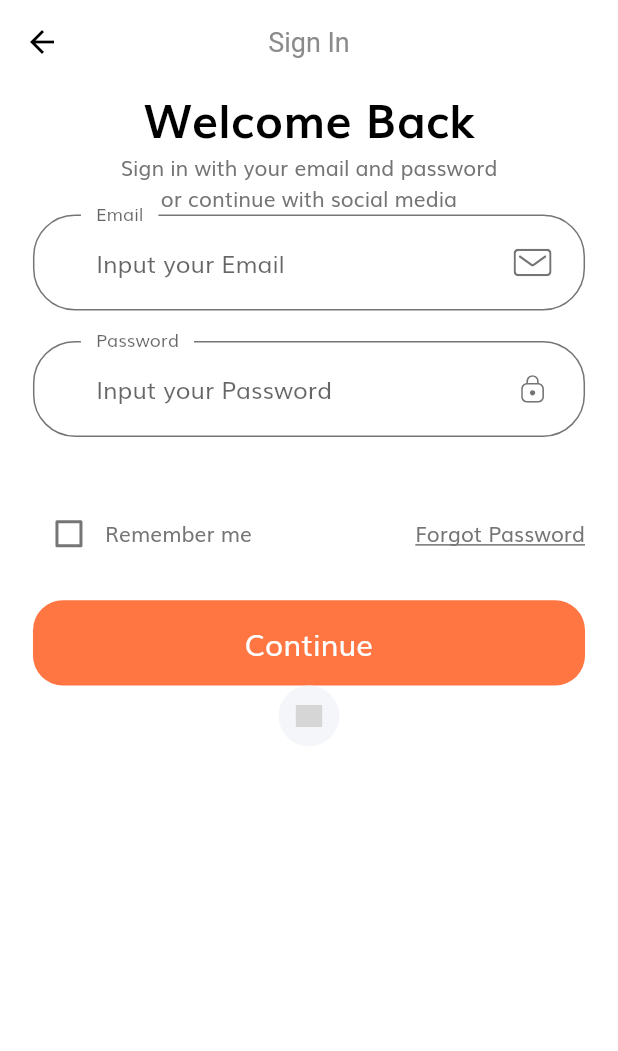
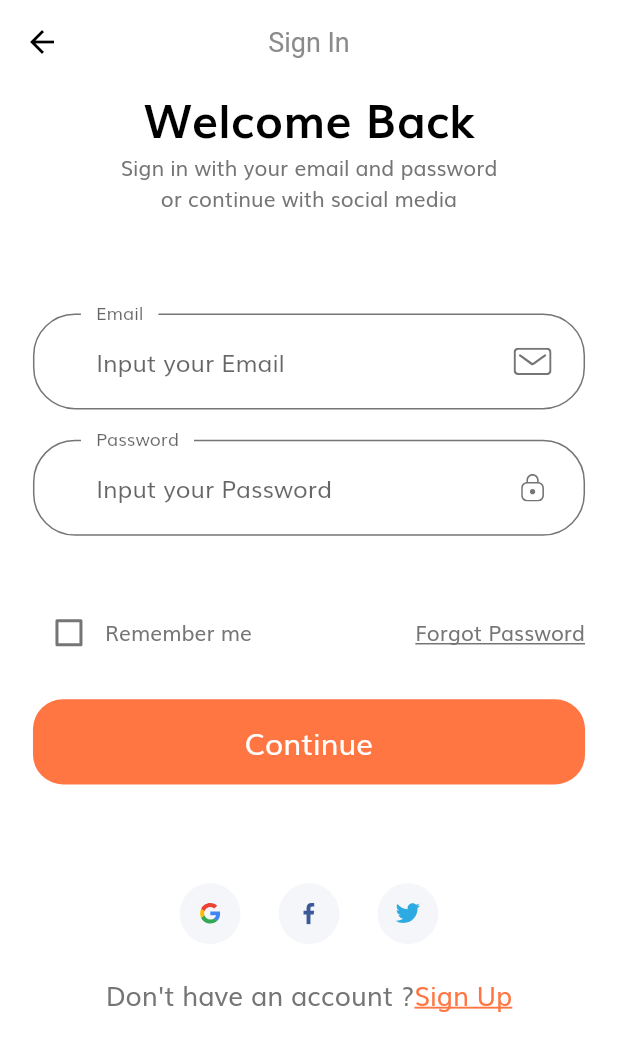
Before and after one commit to kokodavid/Ecommerce_U, a Flutter app: the screen it shows after launch, after a tap on "Continue", on a phone screen of 412 x 824 dp. Shown: the top 1051 px of the screen. Run offline on Flutter 3.47's test engine with Material 2 defaults, Android fonts, the phone set to English and light mode, and no system bars; our stand-ins replace flutter_svg; grey boxes are pictures that could not be loaded.

Commit message:
sign_in_form page complete

```diff
--- /dev/null
+++ b/lib/components/social_card.dart
@@ -0,0 +1,31 @@
+import 'package:flutter/material.dart';
+import 'package:flutter_svg/svg.dart';
+
+import '../size_config.dart';
+
+class SocialCard extends StatelessWidget {
+  const SocialCard({
+    Key key, this.icon, this.press,
+  }) : super(key: key);
+  final String icon;
+  final Function press;
+
+  @override
+  Widget build(BuildContext context) {
+    return GestureDetector(
+      onTap: press,
+      child: Container(
+        margin:
+        EdgeInsets.symmetric(horizontal: getProportionateScreenWidth(10)),
+        padding: EdgeInsets.all(getProportionateScreenWidth(12)),
+        height: getProportionateScreenHeight(40),
+        width: getProportionateScreenWidth(40),
+        decoration: BoxDecoration(
+          color: Color(0xFFF5F6F9),
+          shape: BoxShape.circle,
+        ),
+        child: SvgPicture.asset(icon),
+      ),
+    );
+  }
+}
--- a/lib/screens/sign_in/components/body.dart
+++ b/lib/screens/sign_in/components/body.dart
@@ -1,10 +1,11 @@
 import 'dart:ui';
 
 
+import 'package:ecommerce/components/social_card.dart';
+import 'package:ecommerce/constants.dart';
 import 'package:ecommerce/screens/sign_in/components/sign_in_form.dart';
 import 'package:ecommerce/size_config.dart';
 import 'package:flutter/material.dart';
-import 'package:flutter_svg/flutter_svg.dart';
 
 class Body extends StatelessWidget {
   @override
@@ -14,6 +15,7 @@ class Body extends StatelessWidget {
         width: double.infinity,
         child: Padding(
           padding:  EdgeInsets.symmetric(horizontal: getProportionateScreenWidth(20)),
+          child: SingleChildScrollView(
             child: Column(
               children: [
                 Text("Welcome Back", style: TextStyle(
@@ -26,22 +28,48 @@ class Body extends StatelessWidget {
                   "Sign in with your email and password \nor continue with social media",
                   textAlign: TextAlign.center,
                 ),
+                SizedBox(height: SizeConfig.screenHeight * 0.08,),
                 SignForm(),
-              Container(
-                padding: EdgeInsets.all(getProportionateScreenWidth(12)),
-                height: getProportionateScreenHeight(40),
-                width: getProportionateScreenWidth(40),
-                decoration: BoxDecoration(
-                  color: Color(0xFFF5F6F9),
-                  shape: BoxShape.circle,
+                SizedBox(height: SizeConfig.screenHeight * 0.08,),
+                Row(
+                  mainAxisAlignment: MainAxisAlignment.center,
+                  children: [
+                    SocialCard(
+                      icon: "assets/icons/google-icon.svg",
+                      press: () {},
                     ),
-                child: SvgPicture.asset("assetName"),
+                    SocialCard(
+                      icon: "assets/icons/facebook-2.svg",
+                      press: () {},
+                    ),
+                    SocialCard(
+                      icon: "assets/icons/twitter.svg",
+                      press: () {},
+                    ),
+                  ],
+                ),
+                SizedBox(height: getProportionateScreenHeight(20),),
+                Row(
+                  mainAxisAlignment: MainAxisAlignment.center,
+                  children: [
+                    Text("Don't have an account ?",
+                      style: TextStyle(fontSize: getProportionateScreenWidth(16)),
+                    ),
+                    Text("Sign Up",
+                      style: TextStyle(fontSize: getProportionateScreenWidth(16),
+                        color: kPrimaryColor,
+                        decoration: TextDecoration.underline
+                      ),
+                    )
+
+                  ],
                 )
 
               ],
             ),
           ),
         ),
+      ),
     );
   }
 }
```
Lines whose indentation alone changed are shown as unchanged.
